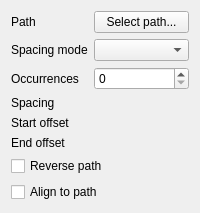
Qt form src/Mod/Part/Gui/PatternPathParametersWidget.ui (AstoCAD/FreeCAD) before a commit.
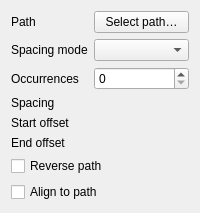
The same form after that commit. Custom widgets are drawn as their Qt base class.

Diff of the .ui file:
```diff
--- a/src/Mod/Part/Gui/PatternPathParametersWidget.ui
+++ b/src/Mod/Part/Gui/PatternPathParametersWidget.ui
@@ -4,7 +4,7 @@
  <widget class="QWidget" name="PartGui::PatternPathParametersWidget">
   <layout class="QFormLayout" name="formLayout">
    <item row="0" column="0"><widget class="QLabel" name="pathLabel"><property name="text"><string>Path</string></property></widget></item>
-   <item row="0" column="1"><widget class="QPushButton" name="pathButton"><property name="text"><string>Select path...</string></property></widget></item>
+   <item row="0" column="1"><widget class="QPushButton" name="pathButton"><property name="text"><string>Select path…</string></property></widget></item>
    <item row="1" column="0"><widget class="QLabel" name="spacingModeLabel"><property name="text"><string>Spacing mode</string></property></widget></item>
    <item row="1" column="1"><widget class="QComboBox" name="spacingMode"/></item>
    <item row="2" column="0"><widget class="QLabel" name="countLabel"><property name="text"><string>Occurrences</string></property></widget></item>
```
